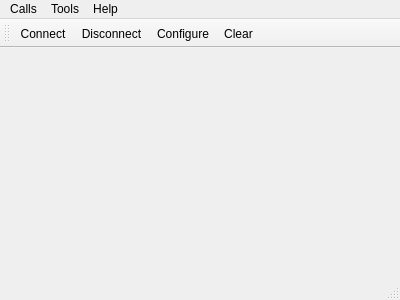
kamfor/SerialReceiver, file SerialGUI/mainwindow.ui: the form before one commit.
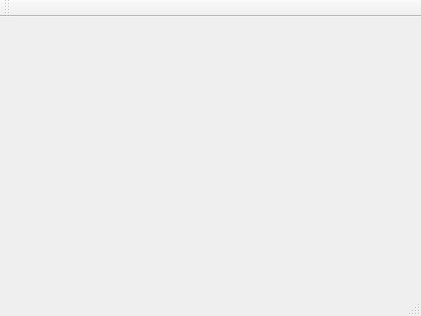
The form after the commit. Icons and pictures are not drawn.

```diff
--- a/SerialGUI/mainwindow.ui
+++ b/SerialGUI/mainwindow.ui
@@ -6,8 +6,8 @@
    <rect>
     <x>0</x>
     <y>0</y>
-    <width>400</width>
-    <height>300</height>
+    <width>421</width>
+    <height>316</height>
    </rect>
   </property>
   <property name="windowTitle">
@@ -21,36 +21,10 @@
     <rect>
      <x>0</x>
      <y>0</y>
-     <width>400</width>
-     <height>19</height>
+     <width>421</width>
+     <height>27</height>
     </rect>
    </property>
-   <widget class="QMenu" name="menuCalls">
-    <property name="title">
-     <string>Calls</string>
-    </property>
-    <addaction name="actionConnect"/>
-    <addaction name="actionDisconnect"/>
-    <addaction name="separator"/>
-    <addaction name="actionQuit"/>
-   </widget>
-   <widget class="QMenu" name="menuTools">
-    <property name="title">
-     <string>Tools</string>
-    </property>
-    <addaction name="actionConfigure"/>
-    <addaction name="actionClear"/>
-   </widget>
-   <widget class="QMenu" name="menuHelp">
-    <property name="title">
-     <string>Help</string>
-    </property>
-    <addaction name="actionAbout"/>
-    <addaction name="actionAboutQt"/>
-   </widget>
-   <addaction name="menuCalls"/>
-   <addaction name="menuTools"/>
-   <addaction name="menuHelp"/>
   </widget>
   <widget class="QToolBar" name="mainToolBar">
    <attribute name="toolBarArea">
@@ -59,10 +33,6 @@
    <attribute name="toolBarBreak">
     <bool>false</bool>
    </attribute>
-   <addaction name="actionConnect"/>
-   <addaction name="actionDisconnect"/>
-   <addaction name="actionConfigure"/>
-   <addaction name="actionClear"/>
   </widget>
   <widget class="QStatusBar" name="statusBar"/>
   <action name="actionAbout">
```
